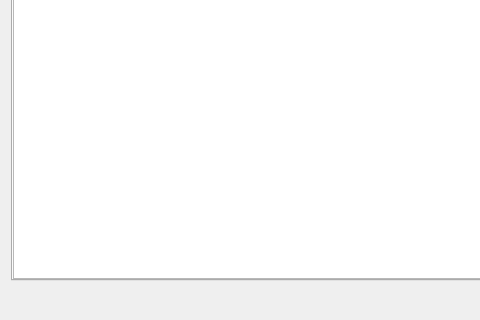
The window that src/libkstapp/debugdialog.ui (Kst-plot/kst) describes before a commit, drawn with Qt 5; both pictures show x 0 to 480 and y 102 to 422 of the 666 by 422 pixel window.
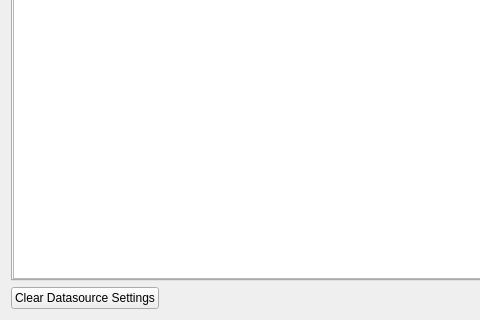
The same window after the commit. The open tabs and pages were chosen to show the change.

Commit message:
Datasource option setting improvements
Create a way to clear all datasource options from the debug dialog.
Add the ability to set global defaults through pykst.

What changed in the file:
```diff
--- a/src/libkstapp/debugdialog.ui
+++ b/src/libkstapp/debugdialog.ui
@@ -202,6 +202,13 @@
    </item>
    <item>
     <layout class="QHBoxLayout" name="horizontalLayout">
+     <item>
+      <widget class="QPushButton" name="_clearDSSettings">
+       <property name="text">
+        <string>Clear Datasource Settings</string>
+       </property>
+      </widget>
+     </item>
      <item>
       <spacer>
        <property name="orientation">
```
Left out of the diff: 28 changed lines with no effect on the pictures. The commit also changes 6 other files.
